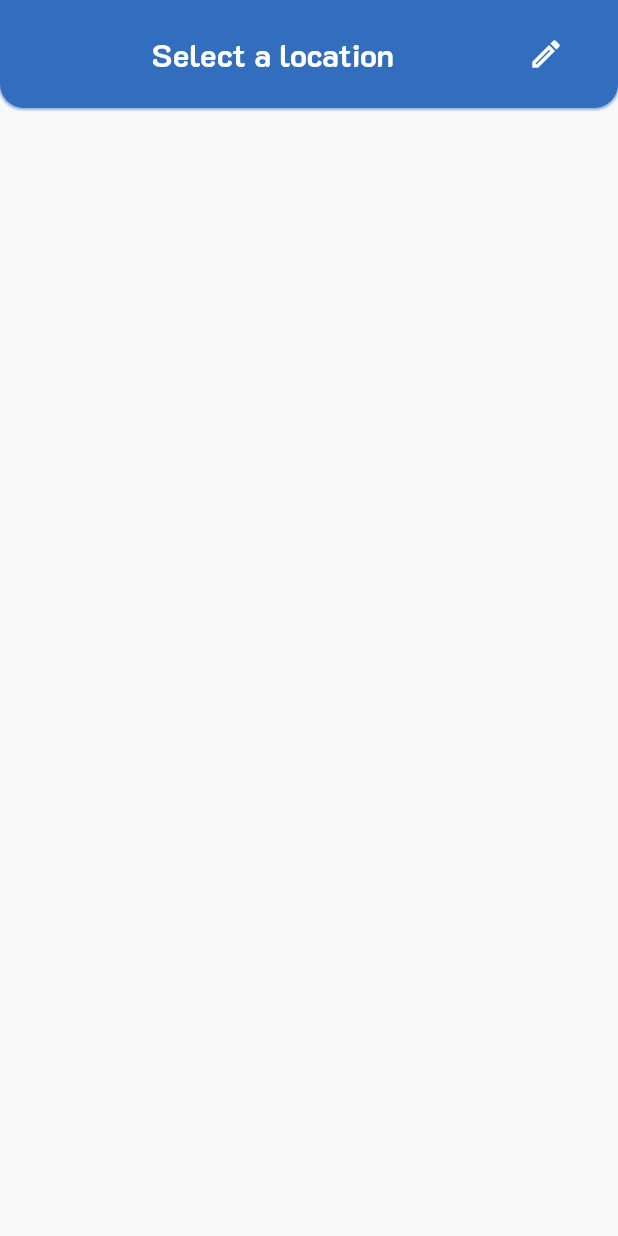
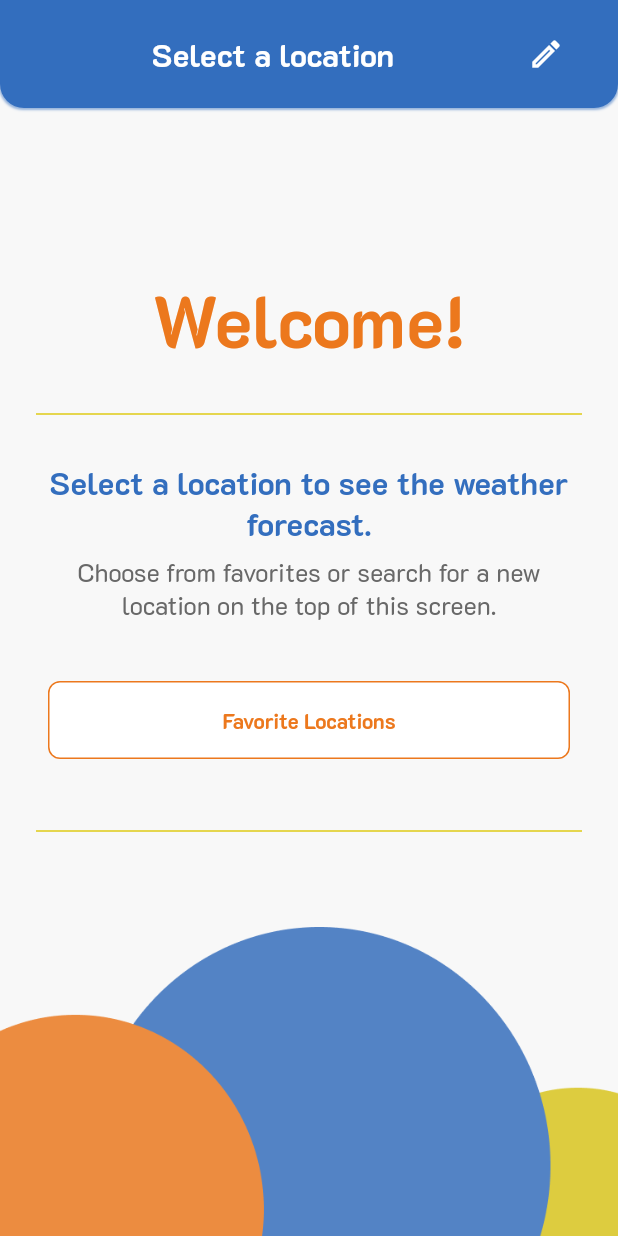
Before and after one commit to taina-silva/weather_forecast_app, a Flutter app: the screen it shows after launch, on a phone screen of 412 x 824 dp. Run offline on Flutter 3.47's test engine with Material 3 defaults, Android fonts, the phone set to English and light mode, and no system bars; our stand-ins replace connectivity_plus, device_preview, dio, equatable, flutter_mobx, flutter_modular and 5 more; generated files the repository leaves out were written again.

Commit message:
builded home page with weather forecast

```diff
--- a/lib/app/core/components/app_bar/custom_app_bar.dart
+++ b/lib/app/core/components/app_bar/custom_app_bar.dart
@@ -28,6 +28,9 @@ class _CustomAppBarState extends State<CustomAppBar> {
   @override
   Widget build(BuildContext context) {
     return Container(
+      width: double.infinity,
+      height: Layout.appBarSize,
+      padding: const EdgeInsets.symmetric(horizontal: Space.normal),
       decoration: BoxDecoration(
         color: widget.backgroundColor ?? AppColors.mainBlue,
         boxShadow: [Layout.boxShadow(AppColors.mainBlue)],
@@ -35,10 +38,6 @@ class _CustomAppBarState extends State<CustomAppBar> {
           bottom: Radius.circular(Layout.borderRadiusMedium),
         ),
       ),
-      child: Container(
-        width: double.infinity,
-        height: Layout.appBarSize,
-        padding: const EdgeInsets.symmetric(horizontal: Space.normal),
       child: Row(
         mainAxisAlignment: MainAxisAlignment.center,
         children: [
@@ -64,7 +63,6 @@ class _CustomAppBarState extends State<CustomAppBar> {
           ),
           _renderAppBarTrailing(context),
         ],
-        ),
       ),
     );
   }
--- a/lib/app/core/components/scaffold/custom_scaffold.dart
+++ b/lib/app/core/components/structure/custom_scaffold.dart
@@ -25,10 +25,9 @@ class CustomScaffold extends StatelessWidget {
       floatingActionButtonLocation: FloatingActionButtonLocation.centerFloat,
       body: Column(
         children: [
-          Container(
+          SizedBox(
             height: MediaQuery.of(context).padding.top,
             width: MediaQuery.of(context).size.width,
-            color: statusBarColor,
           ),
           appBar,
           Expanded(child: body),
--- /dev/null
+++ b/lib/app/core/components/structure/temporary_widget.dart
@@ -0,0 +1,84 @@
+import 'package:flutter/material.dart';
+import 'package:weather_forecast_app/app/core/components/text/custom_text.dart';
+import 'package:weather_forecast_app/app/core/theme/app_colors.dart';
+import 'package:weather_forecast_app/app/core/utils/constants.dart';
+
+class TemporaryWidget extends StatelessWidget {
+  final String title;
+  final String subtitle;
+  final String? message;
+  final Widget? content;
+
+  const TemporaryWidget({
+    super.key,
+    required this.title,
+    required this.subtitle,
+    this.message,
+    this.content,
+  });
+
+  @override
+  Widget build(BuildContext context) {
+    Widget divider =
+        const Divider(color: AppColors.mainYellow, height: 2 * Space.big, thickness: 1);
+
+    return Stack(
+      children: [
+        Align(
+          alignment: Alignment.bottomCenter,
+          child: Container(
+            height: MediaQuery.of(context).size.height * 0.25,
+            decoration: const BoxDecoration(
+              image: DecorationImage(
+                image: AssetImage('${Assets.images}/background.png'),
+                fit: BoxFit.cover,
+                opacity: 0.85,
+              ),
+            ),
+          ),
+        ),
+        Align(
+          child: Container(
+            padding: const EdgeInsets.symmetric(horizontal: Space.normal),
+            margin: const EdgeInsets.only(bottom: 4 * Space.big),
+            child: Column(
+              mainAxisAlignment: MainAxisAlignment.center,
+              children: [
+                Text(
+                  title,
+                  style: const TextStyle(
+                    fontSize: 48,
+                    fontWeight: FontWeight.bold,
+                    color: AppColors.mainOrange,
+                  ),
+                ),
+                divider,
+                CustomText(
+                  text: subtitle,
+                  textType: TextType.medium,
+                  fWeight: FWeight.bold,
+                  textAlign: TextAlign.center,
+                  color: AppColors.mainBlue,
+                ),
+                if (message != null) ...[
+                  const SizedBox(height: Space.nano),
+                  CustomText(
+                    text: message!,
+                    textType: TextType.small,
+                    textAlign: TextAlign.center,
+                    color: AppColors.neutral400,
+                  ),
+                ],
+                if (content != null) ...[
+                  const SizedBox(height: Space.normal),
+                  content!,
+                ],
+                divider,
+              ],
+            ),
+          ),
+        ),
+      ],
+    );
+  }
+}
--- a/lib/app/core/theme/app_colors.dart
+++ b/lib/app/core/theme/app_colors.dart
@@ -8,7 +8,7 @@ class AppColors {
   static const mainBlue = Color.fromRGBO(51, 110, 190, 1);
   static const lightBlue = Color.fromRGBO(221, 227, 235, 1);
   static const mainOrange = Color.fromRGBO(236, 120, 29, 1);
-  static const mainYellow = Color.fromRGBO(215, 196, 21, 1);
+  static const mainYellow = Color.fromRGBO(223, 203, 24, 1);
 
   static const neutral0 = Color.fromRGBO(255, 255, 255, 1);
   static const neutral100 = Color.fromRGBO(202, 202, 202, 1);
--- a/lib/app/modules/home/presentation/components/date/date_widget.dart
+++ b/lib/app/modules/home/presentation/components/date/date_widget.dart
@@ -1,5 +1,4 @@
 import 'package:flutter/material.dart';
-import 'package:flutter_mobx/flutter_mobx.dart';
 import 'package:weather_forecast_app/app/core/components/text/custom_text.dart';
 import 'package:weather_forecast_app/app/core/models/weather_forecast/daily_weather_forecast_model.dart';
 import 'package:weather_forecast_app/app/core/theme/app_colors.dart';
@@ -13,8 +12,6 @@ class DateWidget extends StatelessWidget {
 
   @override
   Widget build(BuildContext context) {
-    return Observer(
-      builder: (context) {
     return Column(
       children: [
         CustomText(
@@ -31,7 +28,5 @@ class DateWidget extends StatelessWidget {
           ),
       ],
     );
-      },
-    );
   }
 }
--- a/lib/app/modules/home/presentation/components/favorite/favorite_widget.dart
+++ b/lib/app/modules/home/presentation/components/favorite/favorite_widget.dart
@@ -4,15 +4,19 @@ import 'package:weather_forecast_app/app/core/theme/app_colors.dart';
 import 'package:weather_forecast_app/app/core/utils/constants.dart';
 
 class FavoriteWidget extends StatelessWidget {
-  const FavoriteWidget({super.key});
+  final bool hideSaveAsFavorite;
+
+  const FavoriteWidget({
+    super.key,
+    this.hideSaveAsFavorite = false,
+  });
 
   @override
   Widget build(BuildContext context) {
     return Container(
-      padding: const EdgeInsets.only(
-        left: Space.nano,
-        right: Space.nano,
-        bottom: Space.normal,
+      padding: const EdgeInsets.symmetric(
+        horizontal: Space.nano,
+        vertical: Space.small,
       ),
       child: Row(
         children: [
@@ -26,6 +30,7 @@ class FavoriteWidget extends StatelessWidget {
               ButtonType.secondaryOrange,
             ),
           ),
+          if (!hideSaveAsFavorite)
             IconButton(
               onPressed: () {},
               icon: const Icon(Icons.favorite_border_outlined),
--- a/lib/app/modules/home/presentation/components/weather/first_card_weather_forecast.dart
+++ b/lib/app/modules/home/presentation/components/weather/first_card_weather_forecast.dart
@@ -17,6 +17,7 @@ class FirstCardWeatherForecast extends StatelessWidget {
     return Container(
       width: double.infinity,
       padding: const EdgeInsets.all(Space.nano),
+      margin: const EdgeInsets.symmetric(horizontal: Space.small),
       decoration: BoxDecoration(
         color: AppColors.mainBlue,
         border: Border.all(color: AppColors.mainBlue),
@@ -35,6 +36,7 @@ class FirstCardWeatherForecast extends StatelessWidget {
                 height: 100,
               ),
               Column(
+                crossAxisAlignment: CrossAxisAlignment.start,
                 children: [
                   CustomText(
                     text: determineWeatherCondition(item).name,
--- a/lib/app/modules/home/presentation/components/weather/second_card_weather_forecast.dart
+++ b/lib/app/modules/home/presentation/components/weather/second_card_weather_forecast.dart
@@ -17,6 +17,7 @@ class SecondCardWeatherForecast extends StatelessWidget {
     return Container(
       width: double.infinity,
       padding: const EdgeInsets.all(Space.small),
+      margin: const EdgeInsets.symmetric(horizontal: Space.small),
       decoration: BoxDecoration(
         color: AppColors.background,
         borderRadius: const BorderRadius.all(Radius.circular(Layout.borderRadiusSmall)),
--- a/lib/app/modules/home/presentation/components/weather/third_card_weather_forecast.dart
+++ b/lib/app/modules/home/presentation/components/weather/third_card_weather_forecast.dart
@@ -28,6 +28,7 @@ class ThirdCardWeatherForecast extends StatelessWidget {
 
     return Container(
       width: double.infinity,
+      margin: const EdgeInsets.symmetric(horizontal: Space.small),
       decoration: const BoxDecoration(
         color: AppColors.background,
         borderRadius: BorderRadius.all(Radius.circular(Layout.borderRadiusSmall)),
--- a/lib/app/modules/home/presentation/pages/home_page.dart
+++ b/lib/app/modules/home/presentation/pages/home_page.dart
@@ -5,7 +5,8 @@ import 'package:fpdart/fpdart.dart' hide State;
 import 'package:mobx/mobx.dart';
 import 'package:tuple/tuple.dart';
 import 'package:weather_forecast_app/app/core/components/app_bar/custom_app_bar.dart';
-import 'package:weather_forecast_app/app/core/components/scaffold/custom_scaffold.dart';
+import 'package:weather_forecast_app/app/core/components/structure/custom_scaffold.dart';
+import 'package:weather_forecast_app/app/core/components/structure/temporary_widget.dart';
 import 'package:weather_forecast_app/app/core/components/text/custom_text.dart';
 import 'package:weather_forecast_app/app/core/theme/app_colors.dart';
 import 'package:weather_forecast_app/app/core/theme/status_bar_theme.dart';
@@ -31,13 +32,17 @@ class _HomePageState extends State<HomePage> {
   final weatherStore = Modular.get<WeatherStore>();
 
   int index = 0;
+  late PageController _pageController;
 
   List<ReactionDisposer> reactions = [];
 
   @override
   void initState() {
     super.initState();
+
     changeStatusBarTheme(StatusBarTheme.light, AppColors.mainBlue);
+
+    _pageController = PageController(initialPage: index);
 
     reactions = [
       reaction(
@@ -49,9 +54,26 @@ class _HomePageState extends State<HomePage> {
     ];
   }
 
+  @override
+  void dispose() {
+    _pageController.dispose();
+    super.dispose();
+  }
+
   Widget arrowWidget(bool show, IconData icon, void Function() onTap) {
     return IconButton(
-      onPressed: show ? () => setState(() => onTap()) : null,
+      onPressed: !show
+          ? null
+          : () {
+              setState(() {
+                onTap();
+                _pageController.animateToPage(
+                  index,
+                  duration: const Duration(milliseconds: 1500),
+                  curve: Curves.easeOutBack,
+                );
+              });
+            },
       icon: Icon(icon),
       iconSize: 40,
       color: show ? AppColors.mainBlue : AppColors.neutral0,
@@ -85,11 +107,24 @@ class _HomePageState extends State<HomePage> {
       body: Observer(
         builder: (context) {
           return Container(
-            margin: const EdgeInsets.only(top: Space.normal),
             child: weatherStore.state.when(
-              initial: () => const SizedBox(),
-              loading: () => const Center(child: CircularProgressIndicator()),
-              noConnection: () => const Center(child: Text('No connection')),
+              initial: () => const TemporaryWidget(
+                title: 'Welcome!',
+                subtitle: 'Select a location to see the weather forecast.',
+                message:
+                    'Choose from favorites or search for a new location on the top of this screen.',
+                content: FavoriteWidget(hideSaveAsFavorite: true),
+              ),
+              loading: () => const TemporaryWidget(
+                title: 'Loading...',
+                subtitle: 'Please wait a moment.',
+                content: CircularProgressIndicator(color: AppColors.mainBlue),
+              ),
+              noConnection: () => const TemporaryWidget(
+                title: 'No connection!',
+                subtitle: 'Please check your internet connection.',
+                content: FavoriteWidget(hideSaveAsFavorite: true),
+              ),
               error: (message) => Center(
                 child: CustomText(
                   text: message,
@@ -107,11 +142,6 @@ class _HomePageState extends State<HomePage> {
                     Expanded(
                       child: Container(
                         width: double.infinity,
-                        padding: const EdgeInsets.only(
-                          left: Space.normal,
-                          right: Space.normal,
-                          top: Space.normal,
-                        ),
                         decoration: BoxDecoration(
                           color: AppColors.lightBlue,
                           borderRadius: const BorderRadius.only(
@@ -122,6 +152,7 @@ class _HomePageState extends State<HomePage> {
                         ),
                         child: Column(
                           children: [
+                            const SizedBox(height: Space.small),
                             Row(
                               mainAxisAlignment: MainAxisAlignment.spaceBetween,
                               children: [
@@ -132,7 +163,13 @@ class _HomePageState extends State<HomePage> {
                               ],
                             ),
                             Expanded(
-                              child: CustomScrollView(
+                              child: PageView.builder(
+                                controller: _pageController,
+                                onPageChanged: (i) => setState(() => index = i),
+                                itemCount: result.daily.length,
+                                itemBuilder: (context, i) {
+                                  final item = result.daily[i];
+                                  return CustomScrollView(
                                     slivers: [
                                       SliverList(
                                         delegate: SliverChildListDelegate(
@@ -148,8 +185,10 @@ class _HomePageState extends State<HomePage> {
                                         ),
                                       ),
                                     ],
+                                  );
+                                },
                               ),
-                            ),
+                            )
                           ],
                         ),
                       ),
--- a/lib/app/modules/home/presentation/pages/select_country_page.dart
+++ b/lib/app/modules/home/presentation/pages/select_country_page.dart
@@ -4,7 +4,7 @@ import 'package:flutter_modular/flutter_modular.dart';
 import 'package:fpdart/fpdart.dart' hide State;
 import 'package:weather_forecast_app/app/core/components/app_bar/custom_app_bar.dart';
 import 'package:weather_forecast_app/app/core/components/buttons/custom_button.dart';
-import 'package:weather_forecast_app/app/core/components/scaffold/custom_scaffold.dart';
+import 'package:weather_forecast_app/app/core/components/structure/custom_scaffold.dart';
 import 'package:weather_forecast_app/app/core/components/text/custom_text.dart';
 import 'package:weather_forecast_app/app/core/models/country/country_model.dart';
 import 'package:weather_forecast_app/app/core/utils/constants.dart';
--- a/lib/app/modules/splash/presentation/pages/splash_page.dart
+++ b/lib/app/modules/splash/presentation/pages/splash_page.dart
@@ -1,7 +1,7 @@
 import 'package:flutter/material.dart';
 import 'package:flutter_modular/flutter_modular.dart';
 import 'package:mobx/mobx.dart';
-import 'package:weather_forecast_app/app/core/components/scaffold/custom_scaffold.dart';
+import 'package:weather_forecast_app/app/core/components/structure/custom_scaffold.dart';
 import 'package:weather_forecast_app/app/core/routes/app_routes.dart';
 import 'package:weather_forecast_app/app/core/theme/app_colors.dart';
 import 'package:weather_forecast_app/app/core/theme/status_bar_theme.dart';
--- a/pubspec.yaml
+++ b/pubspec.yaml
@@ -64,6 +64,7 @@ flutter:
     - assets/app_icon/
     - assets/logo/
     - assets/icons/
+    - assets/images/
     - assets/jsons/
 
   fonts:
```
Also changed, not shown: lib/app/modules/home/presentation/pages/select_city_page.dart (+10 -18 lines), assets/icons/cloud.png (deleted), assets/icons/cloud_logo.png (added), assets/icons/sun.png (added), assets/images/background.png (added), 1 other file. Lines whose indentation alone changed are shown as unchanged.
